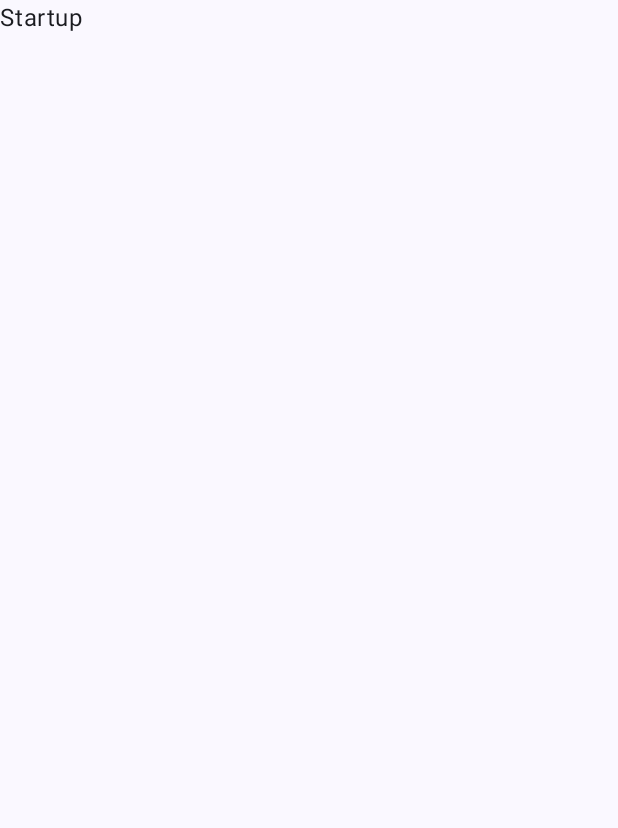
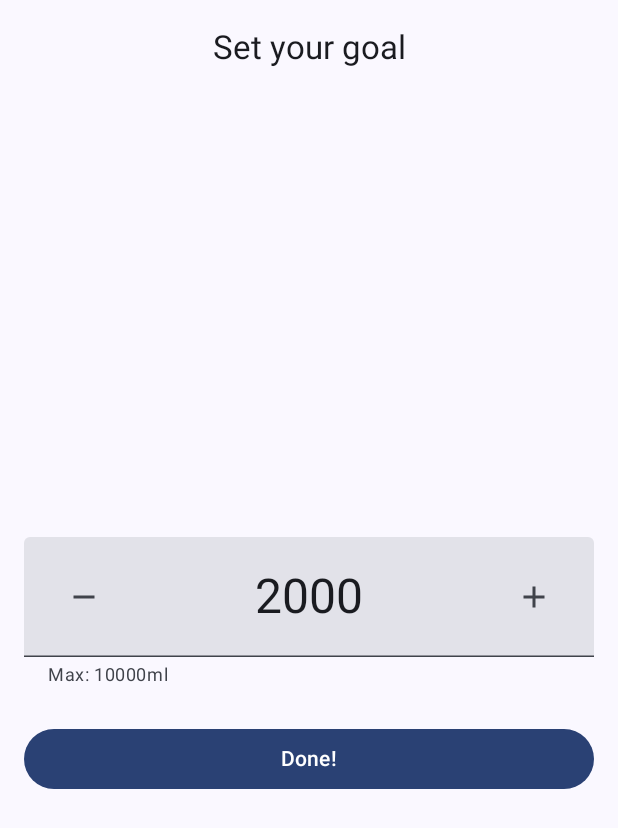
Before and after one commit to thiagocontelli/water-tracker, an Android app built with Jetpack Compose: the StartupScreen screen opened through its navigation route, on a phone screen of 412 x 824 dp. Before the commit the part shown is almost empty. Shown: the top 828 px of the screen. Run offline under Robolectric (Android 15) with nearby library versions, the phone set to English and light mode, and no system bars; our stand-ins replace Dagger/Hilt's generated code, Room's generated code.

Commit message:
Create StartupScreen and save the daily goal to data store

```diff
--- a/app/src/main/java/com/thiagocontelli/watertracker/ui/features/main/MainScreen.kt
+++ b/app/src/main/java/com/thiagocontelli/watertracker/ui/features/main/MainScreen.kt
@@ -27,6 +27,7 @@ import androidx.compose.material3.TextButton
 import androidx.compose.material3.TopAppBar
 import androidx.compose.material3.rememberModalBottomSheetState
 import androidx.compose.runtime.Composable
+import androidx.compose.runtime.LaunchedEffect
 import androidx.compose.runtime.collectAsState
 import androidx.compose.ui.Alignment
 import androidx.compose.ui.Modifier
@@ -61,6 +62,10 @@ fun MainScreen(vm: MainViewModel = hiltViewModel()) {
 
     val dateFormatter = DateTimeFormatter.ofPattern("hh:mm a")
 
+    LaunchedEffect(key1 = true) {
+        vm.getDailyGoal()
+    }
+
     Scaffold(topBar = {
         TopAppBar(title = {}, actions = {
             TextButton(onClick = { vm.toggleModal() }) {
@@ -82,7 +87,7 @@ fun MainScreen(vm: MainViewModel = hiltViewModel()) {
                 horizontalAlignment = Alignment.CenterHorizontally,
                 verticalArrangement = Arrangement.spacedBy(64.dp)
             ) {
-                CircularWaterProgress(percentage = state.todaysAmount.toFloat() / 2000f, number = 2000, radius = 125.dp)
+                CircularWaterProgress(percentage = state.todaysAmount.toFloat() / state.dailyGoal.toFloat(), number = state.dailyGoal, radius = 125.dp)
 
                 Column {
                     Text(
--- a/app/src/main/java/com/thiagocontelli/watertracker/ui/features/main/MainViewModel.kt
+++ b/app/src/main/java/com/thiagocontelli/watertracker/ui/features/main/MainViewModel.kt
@@ -3,6 +3,7 @@ package com.thiagocontelli.watertracker.ui.features.main
 import androidx.lifecycle.ViewModel
 import androidx.lifecycle.viewModelScope
 import com.thiagocontelli.watertracker.data.AppDatabase
+import com.thiagocontelli.watertracker.data.DataStoreManager
 import com.thiagocontelli.watertracker.data.entities.Record
 import dagger.hilt.android.lifecycle.HiltViewModel
 import kotlinx.coroutines.flow.MutableStateFlow
@@ -12,7 +13,7 @@ import kotlinx.coroutines.launch
 import javax.inject.Inject
 
 @HiltViewModel
-class MainViewModel @Inject constructor(private val appDatabase: AppDatabase) : ViewModel() {
+class MainViewModel @Inject constructor(private val appDatabase: AppDatabase, private val dataStoreManager: DataStoreManager) : ViewModel() {
     private var _state = MutableStateFlow(State())
     val state: StateFlow<State> = _state
 
@@ -47,4 +48,12 @@ class MainViewModel @Inject constructor(private val appDatabase: AppDatabase) :
             }
         }
     }
+
+    fun getDailyGoal() {
+        viewModelScope.launch {
+            dataStoreManager.getDailyGoal().collect { dailyGoal ->
+                _state.update { it.copy(dailyGoal = dailyGoal) }
+            }
+        }
+    }
 }
--- a/app/src/main/java/com/thiagocontelli/watertracker/ui/features/main/State.kt
+++ b/app/src/main/java/com/thiagocontelli/watertracker/ui/features/main/State.kt
@@ -7,5 +7,6 @@ data class State(
     val isLoading: Boolean = false,
     val showModal: Boolean = false,
     val records: List<Record> = emptyList(),
-    val todaysAmount: Int = 0
+    val todaysAmount: Int = 0,
+    val dailyGoal: Int = 9999
 )
--- a/app/src/main/java/com/thiagocontelli/watertracker/ui/features/splash/SplashScreen.kt
+++ b/app/src/main/java/com/thiagocontelli/watertracker/ui/features/splash/SplashScreen.kt
@@ -5,7 +5,6 @@ import androidx.compose.foundation.layout.fillMaxSize
 import androidx.compose.foundation.layout.size
 import androidx.compose.runtime.Composable
 import androidx.compose.runtime.LaunchedEffect
-import androidx.compose.runtime.collectAsState
 import androidx.compose.runtime.getValue
 import androidx.compose.ui.Alignment
 import androidx.compose.ui.Modifier
@@ -18,25 +17,20 @@ import com.airbnb.lottie.compose.LottieConstants
 import com.airbnb.lottie.compose.rememberLottieComposition
 import com.thiagocontelli.watertracker.R
 import com.thiagocontelli.watertracker.ui.navigation.Screen
-import kotlinx.coroutines.delay
 
 @Composable
 fun SplashScreen(navController: NavController, vm: SplashScreenViewModel = hiltViewModel()) {
-    val state = vm.state.collectAsState().value
-
     val composition by rememberLottieComposition(LottieCompositionSpec.RawRes(R.raw.water_animation))
 
     LaunchedEffect(key1 = true) {
-        vm.getDailyGoal()
+        vm.getDailyGoal { dailyGoal ->
+            navController.popBackStack()
 
-        delay(1000)
-
-        navController.popBackStack()
-
-        if (state.dailyGoal > 0) {
-            navController.navigate(Screen.Main.name)
-        } else {
-            navController.navigate(Screen.Startup.name)
+            if (dailyGoal > 0) {
+                navController.navigate(Screen.Main.name)
+            } else {
+                navController.navigate(Screen.Startup.name)
+            }
         }
     }
 
--- a/app/src/main/java/com/thiagocontelli/watertracker/ui/features/splash/SplashScreenViewModel.kt
+++ b/app/src/main/java/com/thiagocontelli/watertracker/ui/features/splash/SplashScreenViewModel.kt
@@ -1,9 +1,11 @@
 package com.thiagocontelli.watertracker.ui.features.splash
 
+import android.util.Log
 import androidx.lifecycle.ViewModel
 import androidx.lifecycle.viewModelScope
 import com.thiagocontelli.watertracker.data.DataStoreManager
 import dagger.hilt.android.lifecycle.HiltViewModel
+import kotlinx.coroutines.delay
 import kotlinx.coroutines.flow.MutableStateFlow
 import kotlinx.coroutines.flow.StateFlow
 import kotlinx.coroutines.flow.update
@@ -14,13 +16,11 @@ import javax.inject.Inject
 class SplashScreenViewModel @Inject constructor(private val dataStoreManager: DataStoreManager) :
     ViewModel() {
 
-    private var _state = MutableStateFlow(State())
-    val state: StateFlow<State> = _state
-
-    fun getDailyGoal() {
+    fun getDailyGoal(onSuccess: (dailyGoal: Int) -> Unit) {
         viewModelScope.launch {
+            delay(1000)
             dataStoreManager.getDailyGoal().collect { dailyGoal ->
-                _state.update { it.copy(dailyGoal = dailyGoal) }
+                onSuccess(dailyGoal)
             }
         }
     }
--- a/app/src/main/java/com/thiagocontelli/watertracker/ui/features/splash/State.kt
+++ /dev/null
@@ -1,5 +0,0 @@
-package com.thiagocontelli.watertracker.ui.features.splash
-
-data class State(
-    val dailyGoal: Int = 0
-)
--- /dev/null
+++ b/app/src/main/java/com/thiagocontelli/watertracker/ui/features/startup/StartupScreen.kt
@@ -0,0 +1,89 @@
+package com.thiagocontelli.watertracker.ui.features.startup
+
+import androidx.compose.foundation.layout.Arrangement
+import androidx.compose.foundation.layout.Column
+import androidx.compose.foundation.layout.fillMaxSize
+import androidx.compose.foundation.layout.fillMaxWidth
+import androidx.compose.foundation.layout.padding
+import androidx.compose.foundation.text.KeyboardOptions
+import androidx.compose.material.icons.Icons
+import androidx.compose.material.icons.filled.Add
+import androidx.compose.material3.Button
+import androidx.compose.material3.CenterAlignedTopAppBar
+import androidx.compose.material3.ExperimentalMaterial3Api
+import androidx.compose.material3.Icon
+import androidx.compose.material3.IconButton
+import androidx.compose.material3.MaterialTheme
+import androidx.compose.material3.Scaffold
+import androidx.compose.material3.Text
+import androidx.compose.material3.TextField
+import androidx.compose.runtime.Composable
+import androidx.compose.runtime.collectAsState
+import androidx.compose.ui.Alignment
+import androidx.compose.ui.Modifier
+import androidx.compose.ui.res.painterResource
+import androidx.compose.ui.text.input.ImeAction
+import androidx.compose.ui.text.input.KeyboardType
+import androidx.compose.ui.text.style.TextAlign
+import androidx.compose.ui.unit.dp
+import androidx.hilt.navigation.compose.hiltViewModel
+import androidx.navigation.NavController
+import com.thiagocontelli.watertracker.R
+import com.thiagocontelli.watertracker.ui.navigation.Screen
+
+@OptIn(ExperimentalMaterial3Api::class)
+@Composable
+fun StartupScreen(navController: NavController, vm: StartupViewModel = hiltViewModel()) {
+    val state = vm.state.collectAsState().value
+
+    Scaffold(topBar = { CenterAlignedTopAppBar(title = { Text(text = "Set your goal") }) }) { paddingValues ->
+        Column(
+            Modifier
+                .padding(paddingValues)
+                .padding(16.dp)
+                .fillMaxSize(),
+            horizontalAlignment = Alignment.CenterHorizontally,
+            verticalArrangement = Arrangement.Center
+        ) {
+            TextField(
+                value = state.goal,
+                onValueChange = {},
+                keyboardOptions = KeyboardOptions.Default.copy(
+                    keyboardType = KeyboardType.Number, imeAction = ImeAction.Done
+                ),
+                textStyle = MaterialTheme.typography.headlineLarge.copy(textAlign = TextAlign.Center),
+                singleLine = true,
+                suffix = {
+                    IconButton(onClick = { vm.increase() }) {
+                        Icon(imageVector = Icons.Default.Add, contentDescription = "Add")
+                    }
+                },
+                prefix = {
+                    IconButton(onClick = { vm.decrease() }) {
+                        Icon(
+                            painter = painterResource(id = R.drawable.remove_icon),
+                            contentDescription = "Remove"
+                        )
+                    }
+                },
+                modifier = Modifier.fillMaxWidth(),
+                supportingText = { Text(text = "Max: ${vm.maxAmount}ml") },
+                readOnly = true
+            )
+
+            Button(
+                onClick = {
+                    vm.storeGoal {
+                        navController.popBackStack()
+                        navController.navigate(Screen.Main.name)
+                    }
+                },
+                modifier = Modifier
+                    .fillMaxWidth()
+                    .padding(top = 24.dp)
+            ) {
+                Text(text = "Done!")
+            }
+        }
+    }
+}
--- /dev/null
+++ b/app/src/main/java/com/thiagocontelli/watertracker/ui/features/startup/StartupViewModel.kt
@@ -0,0 +1,41 @@
+package com.thiagocontelli.watertracker.ui.features.startup
+
+import androidx.lifecycle.ViewModel
+import androidx.lifecycle.viewModelScope
+import com.thiagocontelli.watertracker.data.DataStoreManager
+import dagger.hilt.android.lifecycle.HiltViewModel
+import kotlinx.coroutines.flow.MutableStateFlow
+import kotlinx.coroutines.flow.StateFlow
+import kotlinx.coroutines.flow.update
+import kotlinx.coroutines.launch
+import javax.inject.Inject
+
+@HiltViewModel
+class StartupViewModel @Inject constructor(private val dataStoreManager: DataStoreManager) :
+    ViewModel() {
+    private var _state = MutableStateFlow(State())
+    val state: StateFlow<State> = _state
+    val maxAmount = 10000
+    private val minAmount = 100
+    private val step = 100
+
+    fun increase() {
+        if (_state.value.goal.isNotEmpty() && _state.value.goal.toInt() < maxAmount) {
+            val goal = _state.value.goal.toInt() + step
+            _state.update { it.copy(goal = goal.toString()) }
+        }
+    }
+
+    fun decrease() {
+        if (_state.value.goal.isNotEmpty() && _state.value.goal.toInt() > minAmount) {
+            val goal = _state.value.goal.toInt() - step
+            _state.update { it.copy(goal = goal.toString()) }
+        }
+    }
+
+    fun storeGoal(onSuccess: () -> Unit) {
+        viewModelScope.launch {
+            dataStoreManager.setDailyGoal(_state.value.goal.toInt())
+        }.run { onSuccess() }
+    }
+}
--- /dev/null
+++ b/app/src/main/java/com/thiagocontelli/watertracker/ui/features/startup/State.kt
@@ -0,0 +1,5 @@
+package com.thiagocontelli.watertracker.ui.features.startup
+
+data class State(
+    val goal: String = "2000"
+)
--- a/app/src/main/java/com/thiagocontelli/watertracker/ui/navigation/NavGraph.kt
+++ b/app/src/main/java/com/thiagocontelli/watertracker/ui/navigation/NavGraph.kt
@@ -7,6 +7,7 @@ import androidx.navigation.compose.composable
 import androidx.navigation.compose.rememberNavController
 import com.thiagocontelli.watertracker.ui.features.main.MainScreen
 import com.thiagocontelli.watertracker.ui.features.splash.SplashScreen
+import com.thiagocontelli.watertracker.ui.features.startup.StartupScreen
 
 @Composable
 fun NavGraph() {
@@ -15,6 +16,6 @@ fun NavGraph() {
     NavHost(navController = navController, startDestination = Screen.Splash.name) {
         composable(Screen.Splash.name) { SplashScreen(navController = navController) }
         composable(Screen.Main.name) { MainScreen() }
-        composable(Screen.Startup.name) { Text(text = "Startup") }
+        composable(Screen.Startup.name) { StartupScreen(navController = navController) }
     }
 }
--- /dev/null
+++ b/app/src/main/res/drawable/remove_icon.xml
@@ -0,0 +1,5 @@
+<vector android:height="24dp" android:tint="#000000"
+    android:viewportHeight="24" android:viewportWidth="24"
+    android:width="24dp" xmlns:android="http://schemas.android.com/apk/res/android">
+    <path android:fillColor="@android:color/white" android:pathData="M19,13H5v-2h14v2z"/>
+</vector>
```
